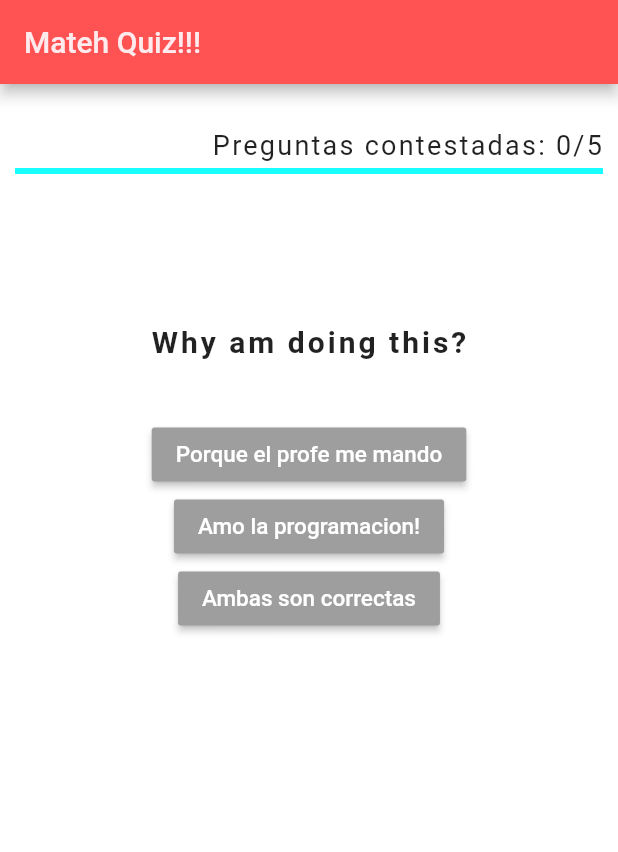
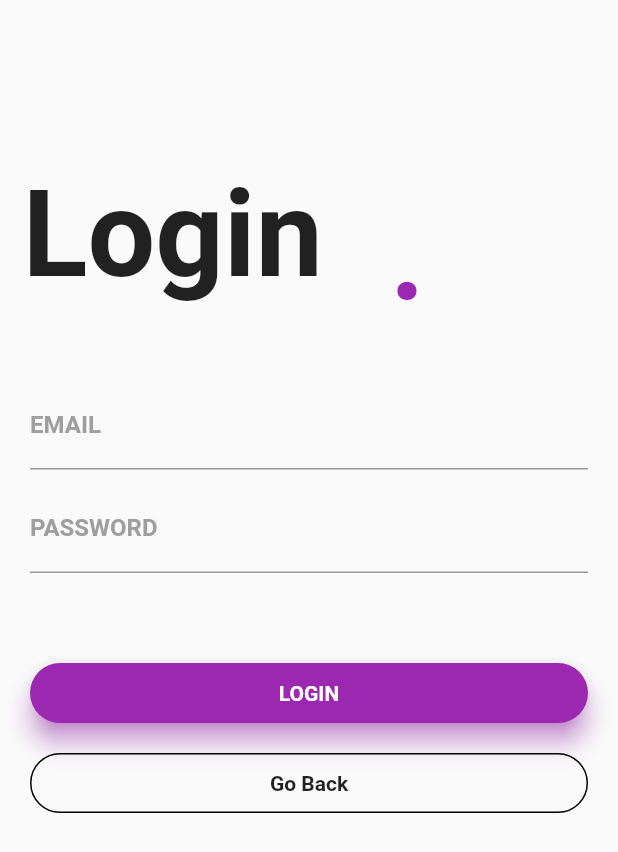
Before and after one commit to mateh-university/flutter-quiz, a Flutter app: the screen it shows after launch, on a phone screen of 412 x 824 dp. Shown: the top 852 px of the screen. Run offline on Flutter 3.47's test engine with Material 2 defaults, Android fonts, the phone set to English and light mode, and no system bars; Roboto replaces fonts that are missing (Montserrat).

```diff
--- a/lib/home.dart
+++ b/lib/home.dart
@@ -14,6 +14,7 @@ class _HomeState extends State<Home> {
   double score = 0;
   double _progressValue = 0;
   bool showResults = false;
+  bool darkMode = false;
 
   List<Question> questions = [
     new Question(text: "Why am doing this?", answers: [
@@ -47,8 +48,11 @@ class _HomeState extends State<Home> {
 
   @override
   Widget build(BuildContext context) {
-    return Scaffold(
-      backgroundColor: Colors.white,
+    return MaterialApp(
+        debugShowCheckedModeBanner: false,
+        theme: this.darkMode ? ThemeData.dark() : ThemeData.light(),
+        home: Scaffold(
+          // backgroundColor: Colors.white,
           appBar: AppBar(
             title: Text(
               "Mateh Quiz!!!",
@@ -64,6 +68,7 @@ class _HomeState extends State<Home> {
                     mainAxisAlignment: MainAxisAlignment.end,
                     children: [
                       Text(
+                        // ignore: unnecessary_brace_in_string_interps
                           'Preguntas contestadas: ${selectedIndex}/${questions.length }',
                           textAlign: TextAlign.end,
                           style: TextStyle(fontSize: 18.0, letterSpacing: 1.5)),
@@ -95,6 +100,7 @@ class _HomeState extends State<Home> {
                                 this.score =
                                     (correctCount / (this.questions.length )) * 100;
 
+                                // ignore: unnecessary_brace_in_string_interps
                                 print('score ${score}');
                               }
                               if(_selectedIndex == questions.length -1){
@@ -128,6 +134,23 @@ class _HomeState extends State<Home> {
               });
             }
             ),
+          ),
+          floatingActionButton: FloatingActionButton(
+            child: Icon( Icons.autorenew),
+            onPressed: (){
+
+              if (darkMode == false) {
+                setState(() {
+                  darkMode = true;
+                });
+              } else {
+                setState(() {
+                  darkMode = false;
+                });
+              }
+
+            },
+          ),
         )
     );
   }
--- /dev/null
+++ b/lib/login.dart
@@ -0,0 +1,183 @@
+import 'package:flutter/material.dart';
+import 'home.dart';
+
+class LoginPage extends StatefulWidget {
+  @override
+  _LoginPageState createState() => _LoginPageState();
+
+}
+
+class _LoginPageState extends State<LoginPage> {
+  String email;
+  String pass;
+  bool access = false;
+  @override
+  Widget build(BuildContext context) {
+    return new Scaffold(
+        resizeToAvoidBottomPadding: false,
+        body: Column(
+            crossAxisAlignment: CrossAxisAlignment.start,
+            children: <Widget>[
+              Container(
+                child: Stack(
+                  children: <Widget>[
+                    Container(
+                      padding: EdgeInsets.fromLTRB(15.0, 110.0, 0.0, 0.0),
+                      child: Text(
+                        'Login',
+                        style: TextStyle(
+                            fontSize: 80.0, fontWeight: FontWeight.bold),
+                      ),
+                    ),
+                    Container(
+                      padding: EdgeInsets.fromLTRB(260.0, 125.0, 0.0, 0.0),
+                      child: Text(
+                        '.',
+                        style: TextStyle(
+                            fontSize: 80.0,
+                            fontWeight: FontWeight.bold,
+                            color: Colors.purple),
+                      ),
+                    )
+                  ],
+                ),
+              ),
+              Container(
+                  padding: EdgeInsets.only(top: 35.0, left: 20.0, right: 20.0),
+                  child: Column(
+                    children: <Widget>[
+                      TextField(
+                        decoration: InputDecoration(
+                            labelText: 'EMAIL',
+                            labelStyle: TextStyle(
+                                fontFamily: 'Montserrat',
+                                fontWeight: FontWeight.bold,
+                                color: Colors.grey),
+                            // hintText: 'EMAIL',
+                            // hintStyle: ,
+                            focusedBorder: UnderlineInputBorder(
+                                borderSide: BorderSide(color: Colors.purple))),
+                        onChanged: (v) => {this.email = v},
+                      ),
+                      SizedBox(height: 10.0),
+                      TextField(
+                        decoration: InputDecoration(
+                            labelText: 'PASSWORD ',
+                            labelStyle: TextStyle(
+                                fontFamily: 'Montserrat',
+                                fontWeight: FontWeight.bold,
+                                color: Colors.grey),
+                            focusedBorder: UnderlineInputBorder(
+                                borderSide: BorderSide(color: Colors.purple))),
+                        onChanged: (v) => {this.pass = v},
+                        obscureText: true,
+                      ),
+                      SizedBox(height: 10.0),
+                      SizedBox(height: 50.0),
+                      Container(
+                          height: 40.0,
+                          child: Material(
+                            borderRadius: BorderRadius.circular(20.0),
+                            shadowColor: Colors.purpleAccent,
+                            color: Colors.purple,
+                            elevation: 7.0,
+                            child: GestureDetector(
+                              onTap: () {
+                                if (this.email != 'mateh@elismar.com' &&
+                                    pass != '1234')
+                                  this._showMyDialog();
+                                else
+                                 {
+                                   final route = MaterialPageRoute(builder : (context)=>Home());
+                                   Navigator.push(context, route);
+                                 }
+                              },
+                              child: Center(
+                                child: Text(
+                                  'LOGIN',
+                                  style: TextStyle(
+                                      color: Colors.white,
+                                      fontWeight: FontWeight.bold,
+                                      fontFamily: 'Montserrat'),
+                                ),
+                              ),
+                            ),
+                          )),
+                      SizedBox(height: 20.0),
+                      Container(
+                        height: 40.0,
+                        color: Colors.transparent,
+                        child: Container(
+                          decoration: BoxDecoration(
+                              border: Border.all(
+                                  color: Colors.black,
+                                  style: BorderStyle.solid,
+                                  width: 1.0),
+                              color: Colors.transparent,
+                              borderRadius: BorderRadius.circular(20.0)),
+                          child: InkWell(
+                            onTap: () {
+                              // Navigator.of(context).pop();
+                            },
+                            child: Center(
+                              child: Text('Go Back',
+                                  style: TextStyle(
+                                      fontWeight: FontWeight.bold,
+                                      fontFamily: 'Montserrat')),
+                            ),
+                          ),
+                        ),
+                      ),
+                    ],
+                  )),
+              // SizedBox(height: 15.0),
+              // Row(
+              //   mainAxisAlignment: MainAxisAlignment.center,
+              //   children: <Widget>[
+              //     Text(
+              //       'New to Spotify?',
+              //       style: TextStyle(
+              //         fontFamily: 'Montserrat',
+              //       ),
+              //     ),
+              //     SizedBox(width: 5.0),
+              //     InkWell(
+              //       child: Text('Register',
+              //           style: TextStyle(
+              //               color: Colors.green,
+              //               fontFamily: 'Montserrat',
+              //               fontWeight: FontWeight.bold,
+              //               decoration: TextDecoration.underline)),
+              //     )
+              //   ],
+              // )
+            ]));
+  }
+
+  Future<void> _showMyDialog() async {
+    return showDialog<void>(
+      context: context,
+      barrierDismissible: false, // user must tap button!
+      builder: (BuildContext context) {
+        return AlertDialog(
+          title: Text('Credenciales Incorrectas'),
+          content: SingleChildScrollView(
+            child: ListBody(
+              children: <Widget>[
+                Text('Usuario o Contrase?a Incorrectos'),
+              ],
+            ),
+          ),
+          actions: <Widget>[
+            RaisedButton(
+              child: Text('Approve'),
+              onPressed: () {
+                Navigator.of(context).pop();
+              },
+            ),
+          ],
+        );
+      },
+    );
+  }
+}
--- a/lib/main.dart
+++ b/lib/main.dart
@@ -1,6 +1,6 @@
 import 'package:flutter/material.dart';
 
-import 'home.dart';
+import 'login.dart';
 
 void main() {
   runApp(MyApp());
@@ -10,6 +10,6 @@ class MyApp extends StatelessWidget {
   // This widget is the root of your application.
   @override
   Widget build(BuildContext context) {
-    return MaterialApp(home: Home());
+    return MaterialApp(home: LoginPage());
   }
 }
```
Lines whose indentation alone changed are shown as unchanged.
